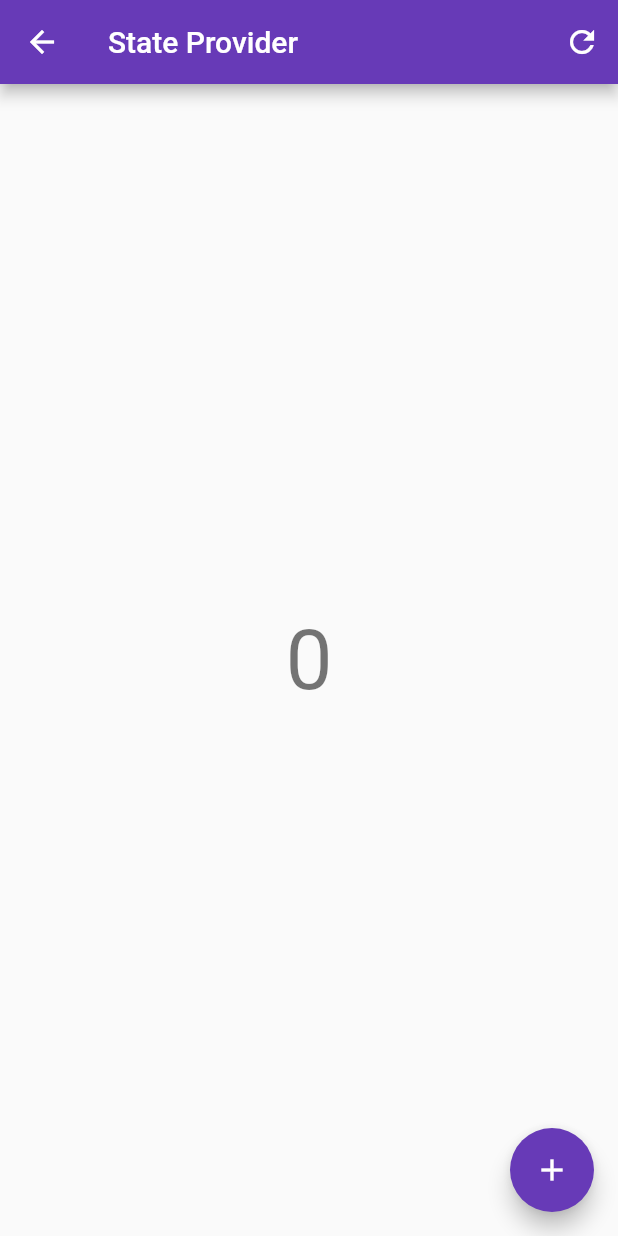
After one commit to ruvima/riverpod_test, a Flutter app: the StateProviderScreen screen opened by its route, on a phone screen of 412 x 824 dp. The commit adds this screen. Run offline on Flutter 3.47's test engine with Material 2 defaults, Android fonts, the phone set to English and light mode, and no system bars; our stand-ins replace flutter_riverpod.

Commit message:
state provider

```diff
--- a/lib/main.dart
+++ b/lib/main.dart
@@ -4,6 +4,7 @@ import 'package:riverpod_test/src/routes/routes.dart';
 import 'package:riverpod_test/src/screens/change_notifier_screen/change_notifier_screen.dart';
 import 'package:riverpod_test/src/screens/home_screen.dart';
 import 'package:riverpod_test/src/screens/provider_screen/provider_screen.dart';
+import 'package:riverpod_test/src/screens/state_provider_screen/state_provider_screen.dart';
 
 void main() => runApp(const ProviderScope(child: MyApp()));
 
@@ -14,6 +15,7 @@ class MyApp extends StatelessWidget {
   Widget build(BuildContext context) {
     return MaterialApp(
       title: 'Material App',
+      debugShowCheckedModeBanner: false,
       theme: ThemeData(
         primarySwatch: Colors.deepPurple,
         visualDensity: VisualDensity.adaptivePlatformDensity,
@@ -24,6 +26,7 @@ class MyApp extends StatelessWidget {
         Routes.providerScreen: (_) => const ProviderScreen(),
         Routes.changeNotifierScreen: (_) =>
             const ChangeNotifierProviderScreen(),
+        Routes.stateProviderScreen: (_) => const StateProviderScreen(),
       },
     );
   }
--- a/lib/src/routes/routes.dart
+++ b/lib/src/routes/routes.dart
@@ -2,4 +2,5 @@ abstract class Routes {
   static const String homeScreen = 'home_screen';
   static const String providerScreen = 'provider_screen';
   static const String changeNotifierScreen = 'change_notifier_screen';
+  static const String stateProviderScreen = 'state_provider_screen';
 }
--- a/lib/src/screens/home_screen.dart
+++ b/lib/src/screens/home_screen.dart
@@ -26,6 +26,12 @@ class HomeScreen extends StatelessWidget {
               },
               child: const Text('Change Notifier'),
             ),
+            TextButton(
+              onPressed: () {
+                Navigator.pushNamed(context, Routes.stateProviderScreen);
+              },
+              child: const Text('State Provider'),
+            ),
           ],
         ),
       ),
--- /dev/null
+++ b/lib/src/screens/state_provider_screen/provider/state_provider.dart
@@ -0,0 +1,3 @@
+import 'package:flutter_riverpod/flutter_riverpod.dart';
+
+final counterProvider = StateProvider.autoDispose<int>((ref) => 0);
--- /dev/null
+++ b/lib/src/screens/state_provider_screen/state_provider_screen.dart
@@ -0,0 +1,58 @@
+import 'package:flutter/material.dart';
+import 'package:flutter_riverpod/flutter_riverpod.dart';
+import 'package:riverpod_test/src/screens/state_provider_screen/provider/state_provider.dart';
+
+class StateProviderScreen extends ConsumerWidget {
+  const StateProviderScreen({Key? key}) : super(key: key);
+
+  @override
+  Widget build(BuildContext context, WidgetRef ref) {
+    final counter = ref.watch(counterProvider);
+
+    ref.listen<int>(counterProvider, (previous, next) {
+      if (next >= 20) {
+        showDialog(
+          context: context,
+          builder: (context) {
+            return AlertDialog(
+              title: const Text('Warning'),
+              content: const Text(
+                  'Counter dangerously high. Consider resetting it.'),
+              actions: [
+                TextButton(
+                  onPressed: () {
+                    Navigator.of(context).pop();
+                  },
+                  child: const Text('OK'),
+                )
+              ],
+            );
+          },
+        );
+      }
+    });
+
+    return Scaffold(
+      appBar: AppBar(
+        title: const Text('State Provider'),
+        actions: [
+          IconButton(
+              onPressed: () {
+                ref.refresh(counterProvider);
+              },
+              icon: const Icon(Icons.refresh))
+        ],
+      ),
+      body: Center(
+        child: Text(
+          counter.toString(),
+          style: Theme.of(context).textTheme.headline2,
+        ),
+      ),
+      floatingActionButton: FloatingActionButton(
+        onPressed: () => ref.read(counterProvider.notifier).state++,
+        child: const Icon(Icons.add),
+      ),
+    );
+  }
+}
```
